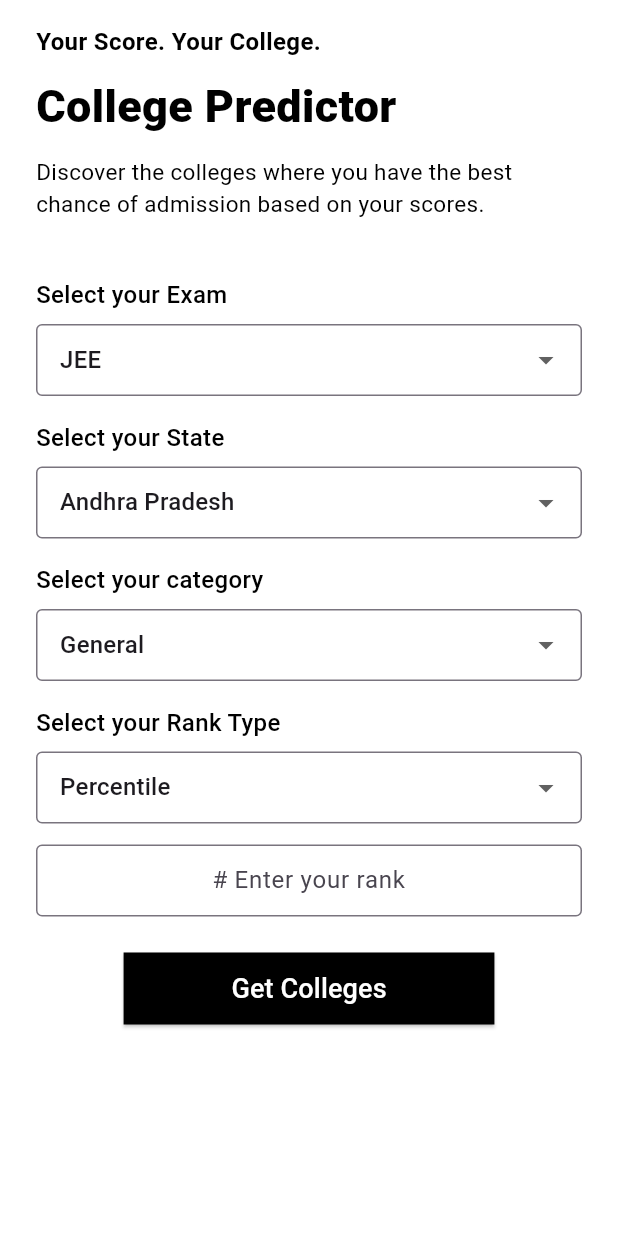
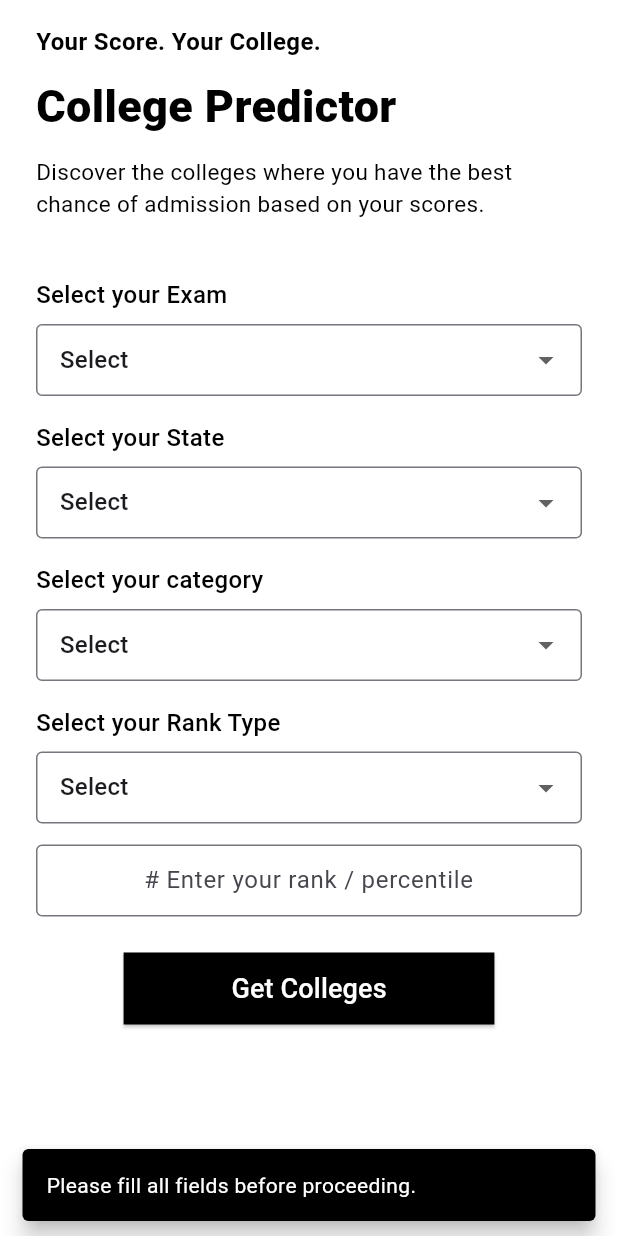
Before and after one commit to skhasan071/college_app, a Flutter app: the CollegePredictorPage screen opened directly, after a tap on "Get Colleges", on a phone screen of 412 x 824 dp. Run offline on Flutter 3.47's test engine with Material 3 defaults, Android fonts, the phone set to English and light mode, and no system bars; our stand-ins replace geocoding, geolocator, get, google_sign_in, pin_code_fields, share_plus and 1 more; missing offline and left inert: dart:html; accounts and stored records are empty; network calls fail.

Commit message:
predictor added

```diff
--- a/lib/view/college_predictor_page.dart
+++ b/lib/view/college_predictor_page.dart
@@ -1,11 +1,9 @@
-import 'package:college_app/services/college_services.dart';
-import 'package:college_app/view/predicted_college.dart';
-import 'package:college_app/view_model/controller.dart';
 import 'package:flutter/material.dart';
 import 'package:get/get.dart';
-import 'package:get/get_core/src/get_main.dart';
+import 'package:college_app/view_model/controller.dart';
 
 import '../model/college.dart';
+import '../services/college_services.dart';
 
 class CollegePredictorPage extends StatefulWidget {
   const CollegePredictorPage({super.key});
@@ -15,10 +13,10 @@ class CollegePredictorPage extends StatefulWidget {
 }
 
 class _CollegePredictorScreenState extends State<CollegePredictorPage> {
-  String? selectedState;
-  String? selectedCategory;
-  String? selectedExam;
-  String? selectedRankType;
+  String? selectedState = "Select";
+  String? selectedCategory = "Select";
+  String? selectedExam = "Select";
+  String? selectedRankType = "Select";
   String rank = '';
 
   var controller = Get.find<Controller>();
@@ -82,13 +80,12 @@ class _CollegePredictorScreenState extends State<CollegePredictorPage> {
     'Other',
   ];
 
-
   @override
   void initState() {
     super.initState();
-    selectedExam = "JEE";
-    selectedCategory = "General";
-    selectedRankType = "Percentile";
+    selectedExam = "Select";
+    selectedCategory = "Select";
+    selectedRankType = "Select";
     rank = '0';
   }
 
@@ -146,7 +143,6 @@ class _CollegePredictorScreenState extends State<CollegePredictorPage> {
                 setState(() => selectedRankType = value);
               }, rankTypes),
 
-
               const SizedBox(height: 14),
 
               TextField(
@@ -154,7 +150,7 @@ class _CollegePredictorScreenState extends State<CollegePredictorPage> {
                 decoration: InputDecoration(
                   border: OutlineInputBorder(),
                   contentPadding: const EdgeInsets.symmetric(horizontal: 12),
-                  hintText: "# Enter your rank",
+                  hintText: "# Enter your rank / percentile",
                 ),
                 onChanged: (val) => rank = val,
                 textAlign: TextAlign.center,
@@ -167,6 +163,27 @@ class _CollegePredictorScreenState extends State<CollegePredictorPage> {
                   height: 48,
                   child: ElevatedButton(
                     onPressed: () async {
+                      // Check if all fields are filled and not set to "Select"
+                      if (selectedExam == "Select" ||
+                          selectedState == "Select" ||
+                          selectedCategory == "Select" ||
+                          selectedRankType == "Select" ||
+                          rank.isEmpty) {
+                        ScaffoldMessenger.of(context).showSnackBar(
+                          const SnackBar(
+                            content: Text(
+                              "Please fill all fields before proceeding.",
+                              style: TextStyle(color: Colors.white),
+                            ),
+                            backgroundColor: Colors.black,
+                            behavior: SnackBarBehavior.floating,
+                            duration: Duration(seconds: 4),
+                          ),
+                        );
+                        return;
+                      }
+
+                      // Check if the selected exam and state match
                       if (selectedExam == "MHT-CET" && selectedState != "Maharashtra") {
                         ScaffoldMessenger.of(context).showSnackBar(
                           SnackBar(
@@ -179,7 +196,7 @@ class _CollegePredictorScreenState extends State<CollegePredictorPage> {
                             duration: Duration(seconds: 4),
                           ),
                         );
-                        return;
+                        return; // Don't proceed
                       }
 
                       List<College> colleges = await CollegeServices.predictColleges(
@@ -233,11 +250,14 @@ class _CollegePredictorScreenState extends State<CollegePredictorPage> {
       List<String> list,
       ) {
     return DropdownButtonFormField<String>(
-      value: selectedValue ?? list.first,
-      items:
-      list.map((opt) {
-        return DropdownMenuItem(value: opt, child: Text(opt));
-      }).toList(),
+      value: selectedValue, // Default value is set to the selectedValue
+      items: [
+        // Add a "Select" option as the first item in the list
+        DropdownMenuItem(value: "Select", child: Text("Select")),
+        ...list.map((opt) {
+          return DropdownMenuItem(value: opt, child: Text(opt));
+        }).toList(),
+      ],
       onChanged: onChanged,
       decoration: const InputDecoration(
         border: OutlineInputBorder(
```
Also changed, not shown: lib/view/predicted_college.dart (+47 -45 lines), lib/services/college_services.dart (indentation only).
